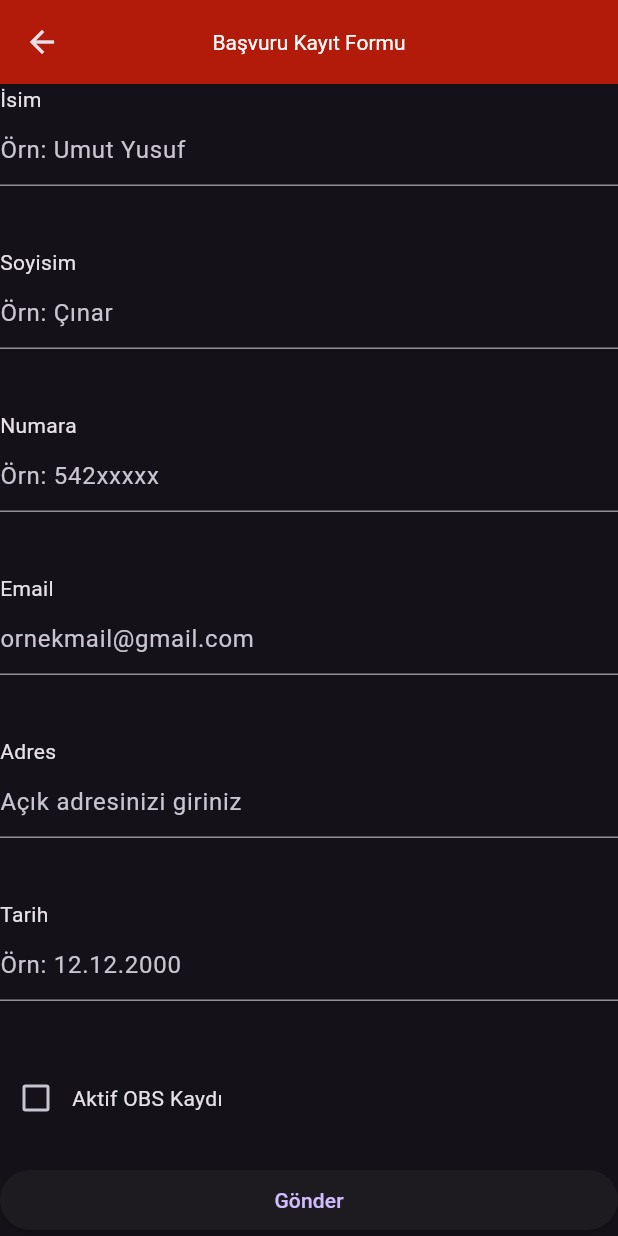
After one commit to omerdgn/Tez, a Flutter app: the ApplicantRegistrationForm screen opened directly, on a phone screen of 412 x 824 dp. The commit adds this screen. Run offline on Flutter 3.47's test engine with Material 3 defaults, Android fonts, the phone set to English and light mode, and no system bars; missing offline and left inert: postgres.

Commit message:
Kod iyileştirme

```diff
--- a/BBP-Donation-App/bbp_project/lib/kayitform.dart
+++ b/BBP-Donation-App/bbp_project/lib/kayitform.dart
@@ -1,5 +1,5 @@
-//Bu class veri tabanını bağlamak için
-//Ömer ve Samet tarafından deneme amaçlı oluşturuldu
+///Bu class veri tabanını bağlamak için
+///Ömer ve Samet tarafından deneme amaçlı oluşturuldu
 
 import 'package:flutter/material.dart';
 import 'package:postgres/postgres.dart';
--- a/BBP-Donation-App/bbp_project/lib/main.dart
+++ b/BBP-Donation-App/bbp_project/lib/main.dart
@@ -1,5 +1,5 @@
 import 'package:bbp_project/product/home_page_view.dart';
-import 'package:bbp_project/product/application_registration_form_view.dart';
+import 'package:bbp_project/product/applicant_registration_form_view.dart';
 import 'package:bbp_project/product/language/languages.dart';
 import 'package:flutter/material.dart';
 import 'package:flutter/services.dart';
@@ -16,6 +16,7 @@ class MyApp extends StatelessWidget {
       debugShowCheckedModeBanner: false,
       theme: ThemeData.dark().copyWith(
           appBarTheme: const AppBarTheme(
+              //AppBar içerisine okul logosu eklenecek
               centerTitle: true,
               backgroundColor: Color.fromRGBO(
                   178, 27, 10, 1), //colorlar için bir class yapılacak
--- /dev/null
+++ b/BBP-Donation-App/bbp_project/lib/product/applicant_registration_form_view.dart
@@ -0,0 +1,116 @@
+///Bu class başvuran kayıt formunu ekrana çizdirmek için oluşturuldu
+
+//telefonda klavye açıldığında oluşan ekran kayması düzeltilecek!!
+
+import 'package:bbp_project/product/language/languages.dart';
+import 'package:flutter/material.dart';
+
+class ApplicantRegistrationForm extends StatelessWidget {
+  const ApplicantRegistrationForm({Key? key}) : super(key: key);
+
+  @override
+  Widget build(BuildContext context) {
+    return Scaffold(
+      appBar: AppBar(
+        title: Text(LanguageItems.applicantRegistrationFormViewAppBarTitle),
+      ),
+      body: Column(
+        crossAxisAlignment: CrossAxisAlignment.stretch,
+        children: [
+          const FormFieldWithLabel(
+            labelText: LanguageItems.applicantRegistrationFormViewIsimLabelText,
+            hintText: LanguageItems.applicantRegistrationFormViewIsimHintText,
+          ),
+          SizedBox(height: 20),
+          const FormFieldWithLabel(
+            labelText:
+                LanguageItems.applicantRegistrationFormViewSoyIsimLabelText,
+            hintText:
+                LanguageItems.applicantRegistrationFormViewSoyIsimHintText,
+          ),
+          SizedBox(height: 20),
+          const FormFieldWithLabel(
+            labelText:
+                LanguageItems.applicantRegistrationFormViewNumaraLabelText,
+            hintText: LanguageItems.applicantRegistrationFormVieWNumaraHintText,
+          ),
+          SizedBox(height: 20),
+          const FormFieldWithLabel(
+            labelText:
+                LanguageItems.applicantRegistrationFormViewEmailLabelText,
+            hintText: LanguageItems.applicantRegistrationFormViewEmailHintText,
+          ),
+          SizedBox(height: 20),
+          const FormFieldWithLabel(
+            labelText:
+                LanguageItems.applicantRegistrationFormViewAdresLabelText,
+            hintText: LanguageItems.applicantRegistrationFormViewAdresHintText,
+          ),
+          SizedBox(height: 20),
+          const FormFieldWithLabel(
+            labelText:
+                LanguageItems.applicantRegistrationFormViewTarihLabelText,
+            hintText: LanguageItems.applicantRegistrationFormViewTarihHintText,
+          ),
+          SizedBox(height: 20),
+          Row(
+            children: [
+              StatefulBuilder(
+                builder: (BuildContext context, StateSetter setState) {
+                  bool isChecked = false;
+
+                  return Checkbox(
+                    value: isChecked,
+                    onChanged: (bool? value) {
+                      setState(() {
+                        isChecked = value!;
+                      });
+                    },
+                  );
+                },
+              ),
+              const Text(
+                  LanguageItems.applicantRegistrationFormViewCheckBoxText),
+            ],
+          ),
+          const SizedBox(height: 20),
+          ElevatedButton(
+            onPressed: () {},
+            child: const Text(LanguageItems
+                .applicantRegistrationFormViewGonderElevatedButtonText),
+          ),
+        ],
+      ),
+    );
+  }
+}
+
+class FormFieldWithLabel extends StatelessWidget {
+  final String labelText;
+  final String hintText;
+
+  const FormFieldWithLabel({
+    Key? key,
+    required this.labelText,
+    required this.hintText,
+  }) : super(key: key);
+
+  @override
+  Widget build(BuildContext context) {
+    return Expanded(
+      child: Column(
+        crossAxisAlignment: CrossAxisAlignment.stretch,
+        children: [
+          Text(labelText),
+          Expanded(
+            child: TextField(
+              decoration: InputDecoration(
+                hintText: hintText,
+              ),
+            ),
+          ),
+        ],
+      ),
+    );
+  }
+}
--- a/BBP-Donation-App/bbp_project/lib/product/colors_utility.dart
+++ b/BBP-Donation-App/bbp_project/lib/product/colors_utility.dart
@@ -1,2 +1,2 @@
-//Bu class projenin renk paletini organize edebilmek için oluşturuldu
-//Şimdilik boş duruyor, düzenelenecek
+///Bu class projenin renk paletini organize edebilmek için oluşturuldu
+///Şimdilik boş duruyor, düzenelenecek
--- a/BBP-Donation-App/bbp_project/lib/product/language/languages.dart
+++ b/BBP-Donation-App/bbp_project/lib/product/language/languages.dart
@@ -1,5 +1,5 @@
-//Bu class porjedeki text yapılarını bir arada tutarak
-//düzenleme ve güncellemeyi sağlamak için oluşturuldu
+///Bu class porjedeki text yapılarını bir arada tutarak
+///düzenleme ve güncellemeyi sağlamak için oluşturuldu
 
 class LanguageItems {
   //main.dart
@@ -11,6 +11,27 @@ class LanguageItems {
   static const homePageViewGirisYapButtonText = 'Giriş Yap';
   static const homePageViewBizKimizButtonText = 'Biz\n Kimiz?';
   static const homePageViewIletisimButtonText = 'İletişim';
+  static const homePageViewProjectNameTitle =
+      'BİLGİSAYARSIZLARI BİLGİSAYARLANDIRMA PROJESİ';
+  static const homePageViewProjectDescriptionParagraph =
+      'Üniversitemizin bilgisayara sahip olabilmek için\nmaddi desteğe ihtiyaç duyan öğrencilerimize destek oluyoruz.\nHesap oluşturarak bağış yapabilir veya üniversitemizin öğrencisi olarak bilgisayar başvurusunda bulunabilirsiniz.';
 
-  //
+  //applicant_registration_form_view.dart
+  static const applicantRegistrationFormViewAppBarTitle = 'Başvuru Kayıt Formu';
+  static const applicantRegistrationFormViewIsimLabelText = 'İsim';
+  static const applicantRegistrationFormViewIsimHintText = 'Örn: Umut Yusuf';
+  static const applicantRegistrationFormViewSoyIsimLabelText = 'Soyisim';
+  static const applicantRegistrationFormViewSoyIsimHintText = 'Örn: Çınar';
+  static const applicantRegistrationFormViewNumaraLabelText = 'Numara';
+  static const applicantRegistrationFormVieWNumaraHintText = 'Örn: 542xxxxx';
+  static const applicantRegistrationFormViewEmailLabelText = 'Email';
+  static const applicantRegistrationFormViewEmailHintText =
+      'ornekmail@gmail.com';
+  static const applicantRegistrationFormViewAdresLabelText = 'Adres';
+  static const applicantRegistrationFormViewAdresHintText =
+      'Açık adresinizi giriniz';
+  static const applicantRegistrationFormViewTarihLabelText = 'Tarih';
+  static const applicantRegistrationFormViewTarihHintText = 'Örn: 12.12.2000';
+  static const applicantRegistrationFormViewCheckBoxText = 'Aktif OBS Kaydı';
+  static const applicantRegistrationFormViewGonderElevatedButtonText = 'Gönder';
 }
```
Also changed, not shown: BBP-Donation-App/bbp_project/lib/product/application_registration_form_view.dart (deleted, +0 -141 lines), BBP-Donation-App/bbp_project/lib/product/home_page_view.dart (+42 -69 lines).
